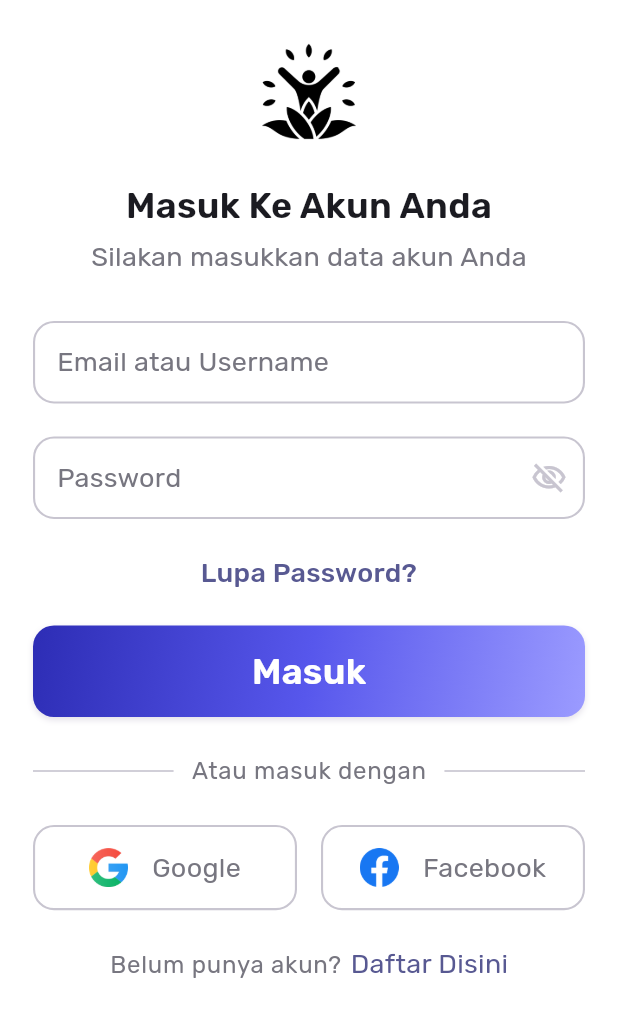
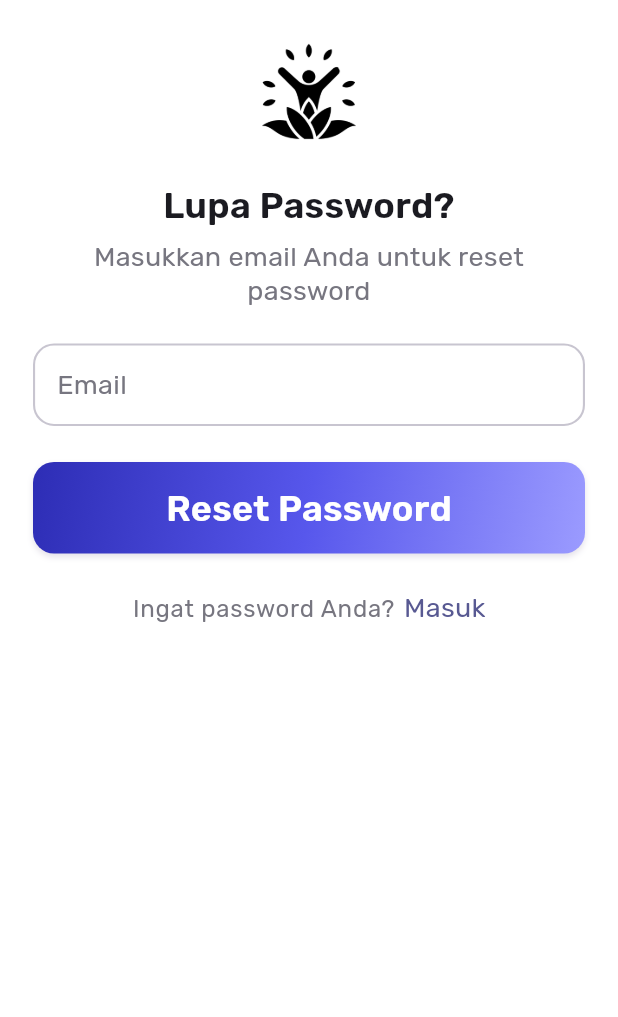
Before and after one commit to Vrynd/Sidipo_apps, a Flutter app: the screen it shows after launch, after a tap on "Lupa Password?", on a phone screen of 412 x 824 dp. Shown: the top 1017 px of the screen. Run offline on Flutter 3.47's test engine with Material 3 defaults, Android fonts, the light colour scheme and no system bars; our stand-ins replace google_fonts.

Commit message:
Membuat user interface forgot password

```diff
--- a/lib/screens/auth/forgot_password_screen.dart
+++ b/lib/screens/auth/forgot_password_screen.dart
@@ -1,11 +1,78 @@
 import 'package:flutter/material.dart';
+import 'package:sidipo_apps/components/template/auth/auth_button.dart';
+import 'package:sidipo_apps/components/template/auth/auth_form_.dart';
+import 'package:sidipo_apps/components/template/auth/auth_hero.dart';
+import 'package:sidipo_apps/components/template/auth/auth_redirect.dart';
+import 'package:sidipo_apps/components/template/auth/auth_text_field.dart';
 import 'package:sidipo_apps/components/widget/scaffold_wigdet.dart';
 
-class ForgotPasswordScreen extends StatelessWidget {
+class ForgotPasswordScreen extends StatefulWidget {
   const ForgotPasswordScreen({super.key});
 
   @override
+  State<ForgotPasswordScreen> createState() => _ForgotPasswordScreenState();
+}
+
+class _ForgotPasswordScreenState extends State<ForgotPasswordScreen> {
+  final _emailController = TextEditingController();
+
+  @override
   Widget build(BuildContext context) {
-    return ScaffoldWigdet(body: Center(child: Text('Forgot Password Screen')));
+    return ScaffoldWigdet(
+      backgroundColor: Theme.of(context).colorScheme.surfaceContainerLowest,
+      body: SafeArea(
+        child: Padding(
+          padding: const EdgeInsets.symmetric(vertical: 24, horizontal: 22),
+          child: SingleChildScrollView(
+            child: Column(
+              crossAxisAlignment: CrossAxisAlignment.stretch,
+              children: [
+                ConstrainedBox(
+                  constraints: const BoxConstraints(
+                    minWidth: 66,
+                    minHeight: 66,
+                    maxWidth: 74,
+                    maxHeight: 74,
+                  ),
+                  child: Image.asset('assets/images/wellness.png'),
+                ),
+                const SizedBox(height: 24),
+                const AuthHero(
+                  title: 'Lupa Password?',
+                  subtitle:
+                      'Masukkan email Anda untuk reset password',
+                ),
+                const SizedBox(height: 24),
+                AuthForm(
+                  fields: [
+                    AuthTextField(
+                      label: 'Email',
+                      controller: _emailController,
+                      keyboardType: TextInputType.emailAddress,
+                      validator: (value) =>
+                          value!.isEmpty ? 'Email tidak boleh kosong' : null,
+                    ),
+                  ],
+                ),
+                const SizedBox(height: 24),
+                AuthButton(titleButton: 'Reset Password', onTapButton: () {}),
+                const SizedBox(height: 24),
+                AuthRedirect(
+                  titleQuestion: 'Ingat password Anda?',
+                  titleAction: 'Masuk',
+                  onTapRedirect: () => Navigator.pop(context),
+                ),
+              ],
+            ),
+          ),
+        ),
+      ),
+    );
+  }
+
+  @override
+  void dispose() {
+    _emailController.dispose();
+    super.dispose();
   }
 }
--- a/lib/screens/auth/login_screen.dart
+++ b/lib/screens/auth/login_screen.dart
@@ -47,7 +47,7 @@ class _LoginScreenState extends State<LoginScreen> {
                   title: 'Masuk Ke Akun Anda',
                   subtitle: 'Silakan masukkan data akun Anda',
                 ),
-                const SizedBox(height: 32),
+                const SizedBox(height: 24),
                 AuthForm(
                   fields: [
                     AuthTextField(
@@ -99,7 +99,9 @@ class _LoginScreenState extends State<LoginScreen> {
     Navigator.pushNamed(context, RouteScreen.register.name);
   }
 
-  void _goToForgotPassword() async {}
+  void _goToForgotPassword() async {
+    Navigator.pushNamed(context, RouteScreen.forgotPassword.name);
+  }
 
   @override
   void dispose() {
--- a/lib/screens/auth/register_screen.dart
+++ b/lib/screens/auth/register_screen.dart
@@ -46,11 +46,11 @@ class _RegisterScreenState extends State<RegisterScreen> {
                   title: 'Buat Akun Baru',
                   subtitle: 'Silakan masukkan data akun Anda',
                 ),
-                const SizedBox(height: 32),
+                const SizedBox(height: 24),
                 AuthForm(
                   fields: [
                     AuthTextField(
-                      label: 'Nama Lengkap',
+                      label: 'Nama lengkap Anda',
                       controller: _fullnameController,
                       keyboardType: TextInputType.name,
                       validator: (value) =>
```
